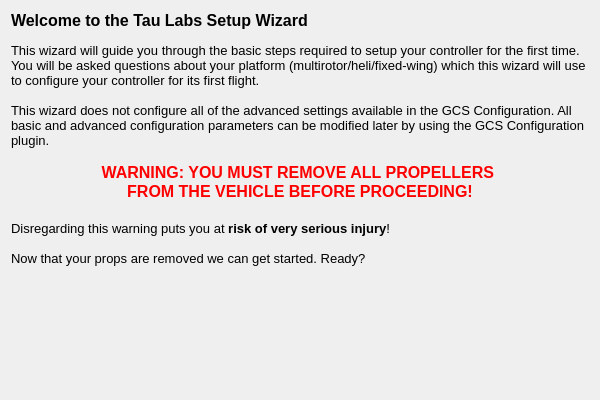
Before: the Qt Designer form ground/gcs/src/plugins/navwizard/pages/startpage.ui in TauLabs/TauLabs, drawn with Qt 5.
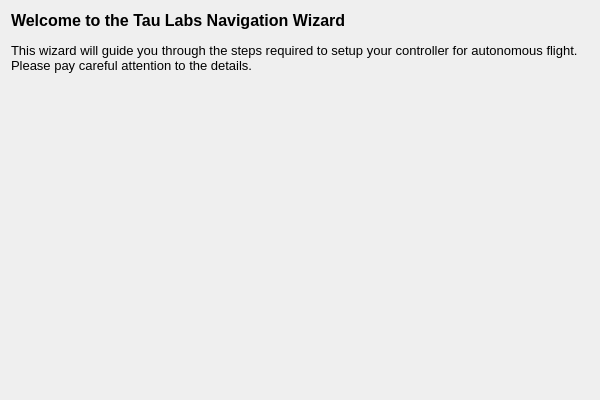
After: the same form once the commit is applied.

Commit message: NavigationWizard: more compilation fixes

```diff
--- a/ground/gcs/src/plugins/navwizard/pages/startpage.ui
+++ b/ground/gcs/src/plugins/navwizard/pages/startpage.ui
@@ -39,18 +39,9 @@
 &lt;html&gt;&lt;head&gt;&lt;meta name=&quot;qrichtext&quot; content=&quot;1&quot; /&gt;&lt;style type=&quot;text/css&quot;&gt;
 p, li { white-space: pre-wrap; }
 &lt;/style&gt;&lt;/head&gt;&lt;body style=&quot; font-family:'Lucida Grande'; font-size:13pt; font-weight:400; font-style:normal;&quot;&gt;
-&lt;p style=&quot; margin-top:0px; margin-bottom:0px; margin-left:0px; margin-right:0px; -qt-block-indent:0; text-indent:0px;&quot;&gt;&lt;span style=&quot; font-family:'MS Shell Dlg 2'; font-size:12pt; font-weight:600;&quot;&gt;Welcome to the Tau Labs Setup Wizard&lt;/span&gt;&lt;/p&gt;
+&lt;p style=&quot; margin-top:0px; margin-bottom:0px; margin-left:0px; margin-right:0px; -qt-block-indent:0; text-indent:0px;&quot;&gt;&lt;span style=&quot; font-family:'MS Shell Dlg 2'; font-size:12pt; font-weight:600;&quot;&gt;Welcome to the Tau Labs Navigation Wizard&lt;/span&gt;&lt;/p&gt;
 &lt;p style=&quot;-qt-paragraph-type:empty; margin-top:0px; margin-bottom:0px; margin-left:0px; margin-right:0px; -qt-block-indent:0; text-indent:0px; font-family:'MS Shell Dlg 2'; font-size:8pt;&quot;&gt;&lt;br /&gt;&lt;/p&gt;
-&lt;p style=&quot; margin-top:0px; margin-bottom:0px; margin-left:0px; margin-right:0px; -qt-block-indent:0; text-indent:0px;&quot;&gt;&lt;span style=&quot; font-family:'MS Shell Dlg 2'; font-size:10pt;&quot;&gt;This wizard will guide you through the basic steps required to setup your controller for the first time.  You will be asked questions about your platform (multirotor/heli/fixed-wing) which this wizard will use to configure your controller for its first flight. &lt;/span&gt;&lt;/p&gt;
-&lt;p style=&quot;-qt-paragraph-type:empty; margin-top:0px; margin-bottom:0px; margin-left:0px; margin-right:0px; -qt-block-indent:0; text-indent:0px; font-family:'MS Shell Dlg 2'; font-size:10pt;&quot;&gt;&lt;br /&gt;&lt;/p&gt;
-&lt;p style=&quot; margin-top:0px; margin-bottom:0px; margin-left:0px; margin-right:0px; -qt-block-indent:0; text-indent:0px;&quot;&gt;&lt;span style=&quot; font-family:'MS Shell Dlg 2'; font-size:10pt;&quot;&gt;This wizard does not configure all of the advanced settings available in the GCS Configuration. All basic and advanced configuration parameters can be modified later by using the GCS Configuration plugin.&lt;/span&gt;&lt;/p&gt;
-&lt;p style=&quot;-qt-paragraph-type:empty; margin-top:0px; margin-bottom:0px; margin-left:0px; margin-right:0px; -qt-block-indent:0; text-indent:0px; font-family:'MS Shell Dlg 2'; font-size:10pt;&quot;&gt;&lt;br /&gt;&lt;/p&gt;
-&lt;p align=&quot;center&quot; style=&quot; margin-top:0px; margin-bottom:0px; margin-left:0px; margin-right:0px; -qt-block-indent:0; text-indent:0px;&quot;&gt;&lt;span style=&quot; font-family:'MS Shell Dlg 2'; font-size:12pt; font-weight:600; color:#ff0000;&quot;&gt;WARNING: YOU MUST REMOVE ALL PROPELLERS &lt;/span&gt;&lt;/p&gt;
-&lt;p align=&quot;center&quot; style=&quot; margin-top:0px; margin-bottom:0px; margin-left:0px; margin-right:0px; -qt-block-indent:0; text-indent:0px;&quot;&gt;&lt;span style=&quot; font-family:'MS Shell Dlg 2'; font-size:12pt; font-weight:600; color:#ff0000;&quot;&gt;FROM THE VEHICLE BEFORE PROCEEDING!&lt;/span&gt;&lt;/p&gt;
-&lt;p style=&quot;-qt-paragraph-type:empty; margin-top:0px; margin-bottom:0px; margin-left:0px; margin-right:0px; -qt-block-indent:0; text-indent:0px;&quot;&gt;&lt;br /&gt;&lt;/p&gt;
-&lt;p style=&quot; margin-top:0px; margin-bottom:0px; margin-left:0px; margin-right:0px; -qt-block-indent:0; text-indent:0px;&quot;&gt;&lt;span style=&quot; font-family:'MS Shell Dlg 2'; font-size:10pt;&quot;&gt;Disregarding this warning puts you at&lt;/span&gt;&lt;span style=&quot; font-family:'MS Shell Dlg 2'; font-size:10pt; font-weight:600; color:#000000;&quot;&gt; risk of very serious injury&lt;/span&gt;&lt;span style=&quot; font-family:'MS Shell Dlg 2'; font-size:10pt;&quot;&gt;!&lt;/span&gt;&lt;/p&gt;
-&lt;p style=&quot;-qt-paragraph-type:empty; margin-top:0px; margin-bottom:0px; margin-left:0px; margin-right:0px; -qt-block-indent:0; text-indent:0px; font-family:'MS Shell Dlg 2'; font-size:10pt;&quot;&gt;&lt;br /&gt;&lt;/p&gt;
-&lt;p style=&quot; margin-top:0px; margin-bottom:0px; margin-left:0px; margin-right:0px; -qt-block-indent:0; text-indent:0px;&quot;&gt;&lt;span style=&quot; font-family:'MS Shell Dlg 2'; font-size:10pt;&quot;&gt;Now that your props are removed we can get started. Ready?&lt;/span&gt;&lt;/p&gt;&lt;/body&gt;&lt;/html&gt;</string>
+&lt;p style=&quot; margin-top:0px; margin-bottom:0px; margin-left:0px; margin-right:0px; -qt-block-indent:0; text-indent:0px;&quot;&gt;&lt;span style=&quot; font-family:'MS Shell Dlg 2'; font-size:10pt;&quot;&gt;This wizard will guide you through the steps required to setup your controller for autonomous flight.  Please pay careful attention to the details.&lt;/span&gt;&lt;/p&gt;&lt;/body&gt;&lt;/html&gt;</string>
      </property>
      <property name="alignment">
       <set>Qt::AlignLeading|Qt::AlignLeft|Qt::AlignTop</set>
```
The commit also changes 58 other files.
